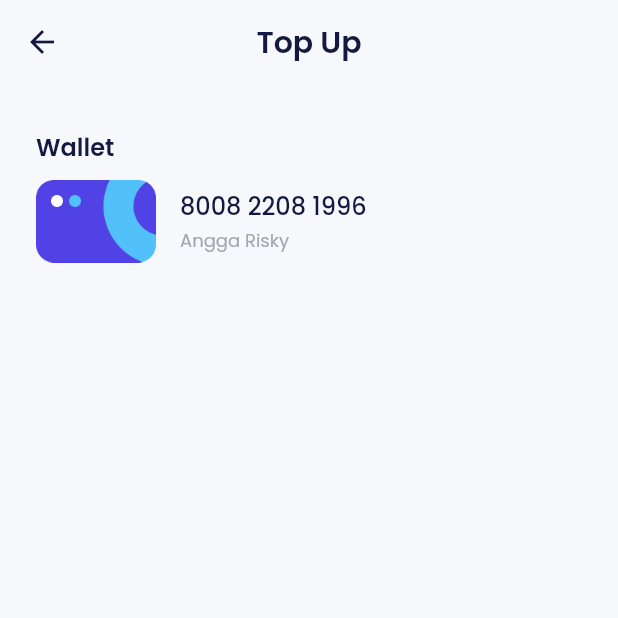
After one commit to TedoHarisC/bank-sha, a Flutter app: the HomePage screen opened by its route, after a tap on "Top Up", on a phone screen of 412 x 824 dp, the top half of it. The commit adds this screen. Run offline on Flutter 3.47's test engine with Material 2 defaults, Android fonts, the phone set to English and light mode, and no system bars; our stand-ins replace carousel_slider, google_fonts.

Commit message:
Slicing top up page part 1

```diff
--- a/lib/main.dart
+++ b/lib/main.dart
@@ -12,6 +12,7 @@ import 'package:bank_sha/ui/pages/sign_up_set_ktp_page.dart';
 import 'package:bank_sha/ui/pages/sign_up_set_profile_page.dart';
 import 'package:bank_sha/ui/pages/sign_up_success_page.dart';
 import 'package:bank_sha/ui/pages/splash_page.dart';
+import 'package:bank_sha/ui/pages/topup_page.dart';
 import 'package:flutter/material.dart';
 
 void main() => runApp(const MyApp());
@@ -51,6 +52,7 @@ class MyApp extends StatelessWidget {
         '/profile-edit-pin': (context) => const ProfileEditPinPage(),
         '/profile-edit-success': (context) => const ProfileEditSuccessPage(),
         '/pin': (context) => const PinPage(),
+        '/topup': (context) => const TopupPage(),
       },
     );
   }
--- a/lib/ui/pages/home_page.dart
+++ b/lib/ui/pages/home_page.dart
@@ -82,7 +82,7 @@ class HomePage extends StatelessWidget {
           buildProfile(context),
           buildWalletCard(),
           buildLevel(),
-          buildServices(),
+          buildServices(context),
           buildLatestTransaction(),
           buildSendAgain(),
           buildFriendlyTips(),
@@ -250,7 +250,7 @@ class HomePage extends StatelessWidget {
     );
   }
 
-  Widget buildServices() {
+  Widget buildServices(BuildContext context) {
     return Container(
       margin: const EdgeInsets.only(top: 30),
       child: Column(
@@ -272,7 +272,9 @@ class HomePage extends StatelessWidget {
               HomeServiceItem(
                 iconUrl: 'assets/ic_topup.png',
                 title: 'Top Up',
-                onTap: () {},
+                onTap: () {
+                  Navigator.pushNamed(context, '/topup');
+                },
               ),
               HomeServiceItem(
                 iconUrl: 'assets/ic_send.png',
--- /dev/null
+++ b/lib/ui/pages/topup_page.dart
@@ -0,0 +1,59 @@
+import 'package:bank_sha/shared/theme.dart';
+import 'package:flutter/material.dart';
+
+class TopupPage extends StatelessWidget {
+  const TopupPage({super.key});
+
+  @override
+  Widget build(BuildContext context) {
+    return Scaffold(
+      appBar: AppBar(
+        title: const Text('Top Up'),
+      ),
+      body: ListView(
+        padding: const EdgeInsets.symmetric(
+          horizontal: 24,
+        ),
+        children: [
+          const SizedBox(height: 30),
+          Text(
+            'Wallet',
+            style: blackTextStyle.copyWith(
+              fontSize: 16,
+              fontWeight: semiBold,
+            ),
+          ),
+          const SizedBox(height: 10),
+          Row(
+            children: [
+              Image.asset(
+                'assets/img_wallet.png',
+                width: 80,
+              ),
+              const SizedBox(width: 16),
+              Column(
+                crossAxisAlignment: CrossAxisAlignment.start,
+                children: [
+                  Text(
+                    '8008 2208 1996',
+                    style: blackTextStyle.copyWith(
+                      fontSize: 16,
+                      fontWeight: medium,
+                    ),
+                  ),
+                  const SizedBox(height: 2),
+                  Text(
+                    'Angga Risky',
+                    style: greyTextStyle.copyWith(
+                      fontSize: 12,
+                    ),
+                  ),
+                ],
+              )
+            ],
+          ),
+        ],
+      ),
+    );
+  }
+}
--- a/lib/ui/widgets/home_service_item.dart
+++ b/lib/ui/widgets/home_service_item.dart
@@ -15,7 +15,9 @@ class HomeServiceItem extends StatelessWidget {
 
   @override
   Widget build(BuildContext context) {
-    return Column(
+    return GestureDetector(
+      onTap: onTap,
+      child: Column(
         children: [
           Container(
             width: 70,
@@ -39,6 +41,7 @@ class HomeServiceItem extends StatelessWidget {
             ),
           ),
         ],
+      ),
     );
   }
 }
```
Lines whose indentation alone changed are shown as unchanged.
